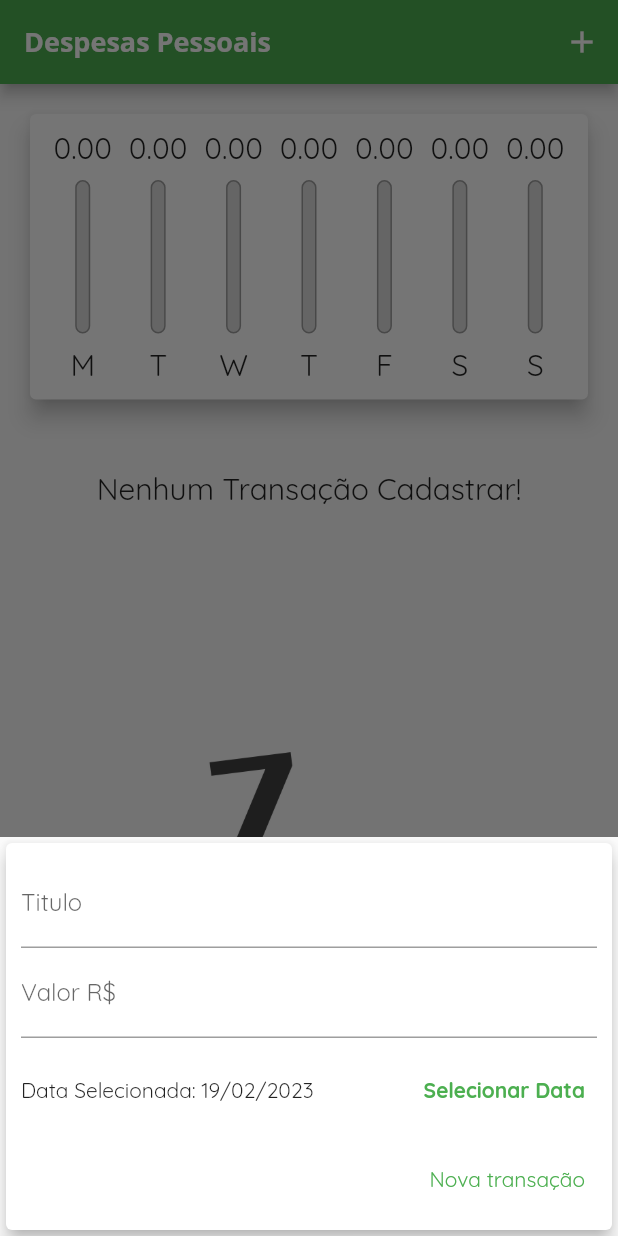
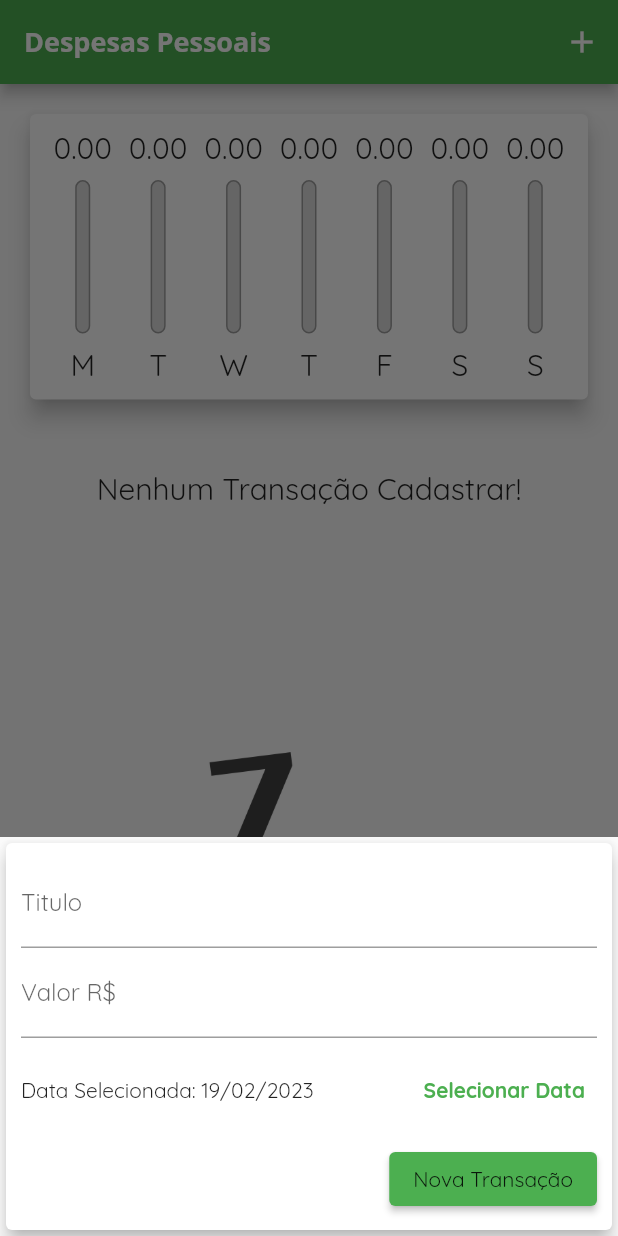
Before and after one commit to williansjaime/AppFlutterDespesas, a Flutter app: the screen it shows after launch, after a tap on the "add" icon, on a phone screen of 412 x 824 dp. Run offline on Flutter 3.47's test engine with Material 2 defaults, Android fonts, the phone set to English and light mode, and no system bars.

Commit message:
Adapatando componetes para o IOS

```diff
--- /dev/null
+++ b/AppExpense/expenses/lib/components/adaptative_textfield.dart
@@ -0,0 +1,47 @@
+import 'dart:io';
+import 'package:flutter/cupertino.dart';
+import 'package:flutter/material.dart';
+import 'package:flutter/services.dart';
+
+class AdaptativeTextFild extends  StatelessWidget{
+
+  final String label;
+  final TextEditingController controller;
+  final TextInputType keyboardType;
+  final Function(String) onSubmitted;
+
+  AdaptativeTextFild(
+  {
+    required this.label,
+    required this.controller,
+    this.keyboardType = TextInputType.text,
+    required this.onSubmitted,
+  });
+
+  @override
+  Widget build(BuildContext context)
+  {
+    return Platform.isIOS?
+    CupertinoTextField(
+      controller: controller,
+      keyboardType: keyboardType,
+      onSubmitted: onSubmitted,
+      placeholder: label,
+      padding: EdgeInsets.symmetric(
+        horizontal: 6,
+        vertical: 12,
+      ),
+
+    )
+    :
+    TextField(
+      //onChanged: (newValue) => valor = newValue,
+      controller: controller,
+      keyboardType: keyboardType,//TextInputType.numberWithOptions(decimal: true),
+      onSubmitted: onSubmitted,
+      decoration: InputDecoration(
+        labelText: label,
+      ),
+    );
+  }
+}
--- /dev/null
+++ b/AppExpense/expenses/lib/components/adptative_button.dart
@@ -0,0 +1,69 @@
+import 'dart:io';
+import 'package:flutter/cupertino.dart';
+import 'package:flutter/material.dart';
+
+class AdaptativeButton extends StatelessWidget {
+  final String label;
+  final Function() onPressed;
+
+  const AdaptativeButton(
+    this.label,
+    this.onPressed, {
+    Key? key,
+  }) : super(key: key);
+
+  @override
+  Widget build(BuildContext context) {
+    return Platform.isIOS
+        ? CupertinoButton(
+            child: Text(label),
+            onPressed: onPressed,
+            color: Theme.of(context).colorScheme.primary,
+            padding: const EdgeInsets.symmetric(
+              horizontal: 20,
+            ),
+          )
+        : ElevatedButton(
+            child: Text(
+              label,
+              style: TextStyle(
+                color: Theme.of(context).textTheme.button?.color,
+              ),
+            ),
+            onPressed: onPressed,
+          );
+  }
+}
+
+
+
+/*import 'dart:io';
+import 'package:flutter/cupertino.dart';
+import 'package:flutter/material.dart';
+
+class AdaptiveButton extends StatelessWidget{
+
+  final String label;
+  final Function() onPressd;
+
+  AdaptiveButton({
+    required this.label,
+    required this.onPressd,
+  });
+
+  @override
+  Widget build(BuildContext context){
+    return
+    Platform.isIOS?
+    CupertinoButton(child: Text(label),onPressed: onPressd,
+    color: Theme.of(context).primaryColor,
+    padding: EdgeInsets.symmetric(
+      horizontal: 20
+    ),
+    )
+    :
+    TextButton(
+      onPressed: onPressd,child: Text(label),);
+
+  }
+}*/
--- a/AppExpense/expenses/lib/components/transaction_form.dart
+++ b/AppExpense/expenses/lib/components/transaction_form.dart
@@ -2,6 +2,9 @@ import 'package:intl/intl.dart';
 import '../models/transaction.dart';
 import 'package:flutter/material.dart';
 import 'package:expenses/models/transaction.dart';
+import 'adptative_button.dart';
+import 'adaptative_textfield.dart';
+
 
 class TransactionForm extends StatefulWidget {
   final void Function(String, double,DateTime) onSubmit;
@@ -58,22 +61,17 @@ class _TransactionFormState extends State<TransactionForm> {
             ),
           child: Column(
             children: <Widget>[
-              TextField(
-                //onChanged: (newValue) => title = newValue,
+              AdaptativeTextFild(
+                label:"Titulo",
                 controller: _titleController,
                 onSubmitted: (_) => _submitForm(),
-                decoration: InputDecoration(
-                  labelText: 'Titulo',
-                ),
+
               ),
-              TextField(
-                //onChanged: (newValue) => valor = newValue,
+              AdaptativeTextFild(
+                label: 'Valor R\$',
                 controller: _valueController,
                 keyboardType: TextInputType.numberWithOptions(decimal: true),
                 onSubmitted: (_) => _submitForm(),
-                decoration: InputDecoration(
-                  labelText: 'Valor R\$',
-                ),
               ),
               Container(
                 height: 70,
@@ -97,7 +95,12 @@ class _TransactionFormState extends State<TransactionForm> {
               Row(
                 mainAxisAlignment: MainAxisAlignment.end,
                 children: <Widget>[
-                  TextButton(
+                   AdaptativeButton(
+                    'Nova Transação',
+                    _submitForm,
+                  ),
+                  //AdaptiveButton(label: "Nova transação", onPressd: _submitForm())
+                  /*TextButton(
                     onPressed: () {
                       _submitForm();
                       /*{
@@ -112,8 +115,7 @@ class _TransactionFormState extends State<TransactionForm> {
                     style: TextButton.styleFrom(
                       primary: Theme.of(context).primaryColor, // Text Color
                     ),
-
-                  ),
+                  ),*/
                 ],
               )
             ],
--- a/AppExpense/expenses/lib/main.dart
+++ b/AppExpense/expenses/lib/main.dart
@@ -1,12 +1,13 @@
 import 'dart:io';
 import 'dart:math';
+import 'package:flutter/cupertino.dart';
 import 'package:flutter/material.dart';
 import 'package:flutter/services.dart';
 import 'models/transaction.dart';
 import 'components/transaction_list.dart';
 import 'components/transaction_form.dart';
 import 'components/chart.dart';
-import 'dart:io';
+
 
 void main() {
   runApp(Expenses());
@@ -93,38 +94,56 @@ class _expensesState extends State<expenses> {
     );
   }
 
+  Widget _getIconButton(IconData icon, Function() fn) {
+    return Platform.isIOS
+        ? GestureDetector(onTap: fn, child: Icon(icon))
+        : IconButton(icon: Icon(icon), onPressed: fn);
+  }
+
   @override
-  Widget build(BuildContext context) {
-    final   mediaQuery = MediaQuery.of(context);
+  Widget build(BuildContext context)
+  {
+    final mediaQuery = MediaQuery.of(context);
     bool isLandscape = mediaQuery.orientation == Orientation.landscape;
 
-    final appbar = AppBar(
-        title: Text('Despesas Pessoais',
-        style: TextStyle(fontFamily: 'OpenSans',),
-        ),
-        actions: <Widget>[
+    final iconList = Platform.isIOS ? CupertinoIcons.refresh : Icons.list;
+    final charList = Platform.isIOS ? CupertinoIcons.refresh : Icons.show_chart;
+
+    final action = <Widget>[
           if(isLandscape)
-            IconButton(
-              onPressed: (){
+            _getIconButton(_showChart? iconList : charList,
+              (){
                 setState(() {
                   _showChart = !_showChart;
                 });
               },
-              icon: Icon(_showChart? Icons.list :Icons.show_chart),
+
             ),
-          IconButton(
-            onPressed: () => _openTransactionFormModal(context),
-            icon: Icon(Icons.add),
-          )
-        ],
-      );
+          _getIconButton(
+            Platform.isIOS? CupertinoIcons.add:Icons.add,
+            () => _openTransactionFormModal(context),
+            )
+        ];
+      final PreferredSizeWidget appbar = Platform.isIOS
+      ? CupertinoNavigationBar(
+          middle: Text("Despesas pessoais"),
+          trailing: Row(
+              mainAxisSize: MainAxisSize.min,
+              children: action,
+            ),
+        ) as PreferredSizeWidget
+        : AppBar(
+          title: Text('Despesas Pessoais',
+          style: TextStyle(fontFamily: 'OpenSans',),
+          ),
+          actions: action,
+        ) as PreferredSizeWidget;
+
     final avalableHeight = mediaQuery.size.height
     - appbar.preferredSize.height -
      mediaQuery.padding.top;
 
-    return Scaffold(
-      appBar: appbar,
-      body: SingleChildScrollView(
+    final bodypage = SingleChildScrollView(
         child: Column(
           //mainAxisAlignment: MainAxisAlignment.spaceAround,
           //crossAxisAlignment: CrossAxisAlignment.stretch,
@@ -153,10 +172,19 @@ class _expensesState extends State<expenses> {
                   child: TransactionList(_transactions, _removeTransaction)),
           ],
         ),
-      ),
-      floatingActionButton: Platform.isIOS ?
-       Container()
-       :
+      );
+
+    return Platform.isIOS ?
+    CupertinoPageScaffold(
+      navigationBar: AppBar as ObstructingPreferredSizeWidget,
+      child: bodypage,)
+    :
+
+    Scaffold(
+      appBar: appbar,
+      body: bodypage,
+      floatingActionButton: //Platform.isIOS ?
+       //Container():
        FloatingActionButton(
         child: Icon(
           Icons.add,
```
